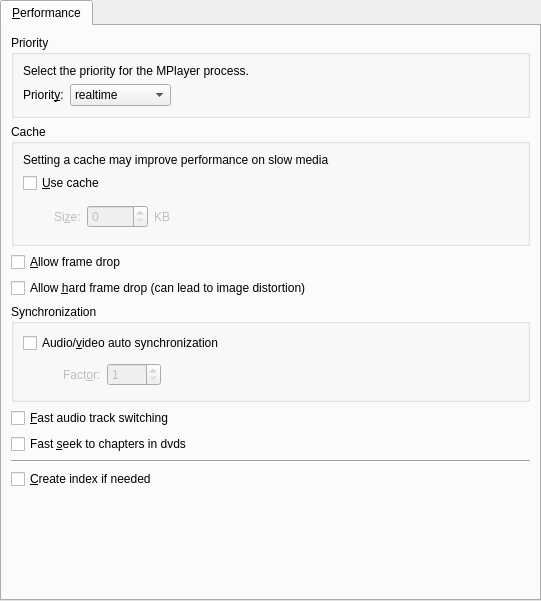
Above: src/prefperformance.ui from wilbert2000/wzplayer before the change. Below: the same form after it.
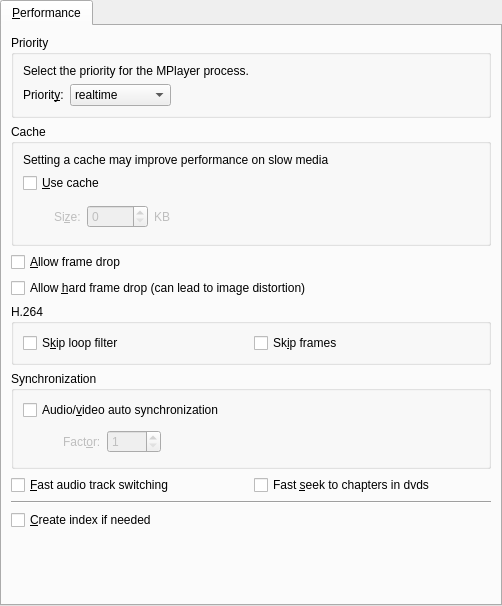
That is the form after the change. Icons and pictures are not drawn.

Commit message: Added two new options in Preferences->Performance for H.264 videos: Skip loop filter and Skip frames.

Diff of the .ui file:
```diff
--- a/src/prefperformance.ui
+++ b/src/prefperformance.ui
@@ -5,8 +5,8 @@
    <rect>
     <x>0</x>
     <y>0</y>
-    <width>541</width>
-    <height>601</height>
+    <width>502</width>
+    <height>606</height>
    </rect>
   </property>
   <property name="windowIcon" >
@@ -17,7 +17,7 @@
     <number>0</number>
    </property>
    <property name="spacing" >
-    <number>6</number>
+    <number>0</number>
    </property>
    <item>
     <widget class="QTabWidget" name="tabWidget" >
@@ -260,6 +260,35 @@
          </property>
         </widget>
        </item>
+       <item>
+        <widget class="QGroupBox" name="groupBox" >
+         <property name="title" >
+          <string>H.264</string>
+         </property>
+         <layout class="QHBoxLayout" >
+          <property name="margin" >
+           <number>9</number>
+          </property>
+          <property name="spacing" >
+           <number>6</number>
+          </property>
+          <item>
+           <widget class="QCheckBox" name="skip_loop_filter_check" >
+            <property name="text" >
+             <string>S&amp;kip loop filter</string>
+            </property>
+           </widget>
+          </item>
+          <item>
+           <widget class="QCheckBox" name="skip_frames_check" >
+            <property name="text" >
+             <string>Sk&amp;ip frames</string>
+            </property>
+           </widget>
+          </item>
+         </layout>
+        </widget>
+       </item>
        <item>
         <widget class="QGroupBox" name="groupBox_3" >
          <property name="title" >
@@ -354,6 +383,14 @@
         </widget>
        </item>
        <item>
+        <layout class="QHBoxLayout" >
+         <property name="margin" >
+          <number>0</number>
+         </property>
+         <property name="spacing" >
+          <number>6</number>
+         </property>
+         <item>
         <widget class="QCheckBox" name="fastaudioswitching_check" >
          <property name="text" >
           <string>&amp;Fast audio track switching</string>
@@ -366,6 +403,8 @@
           <string>Fast &amp;seek to chapters in dvds</string>
          </property>
         </widget>
+         </item>
+        </layout>
        </item>
        <item>
         <widget class="Line" name="line" >
```
Lines whose indentation alone changed are shown as unchanged. The commit also changes 29 other files.
